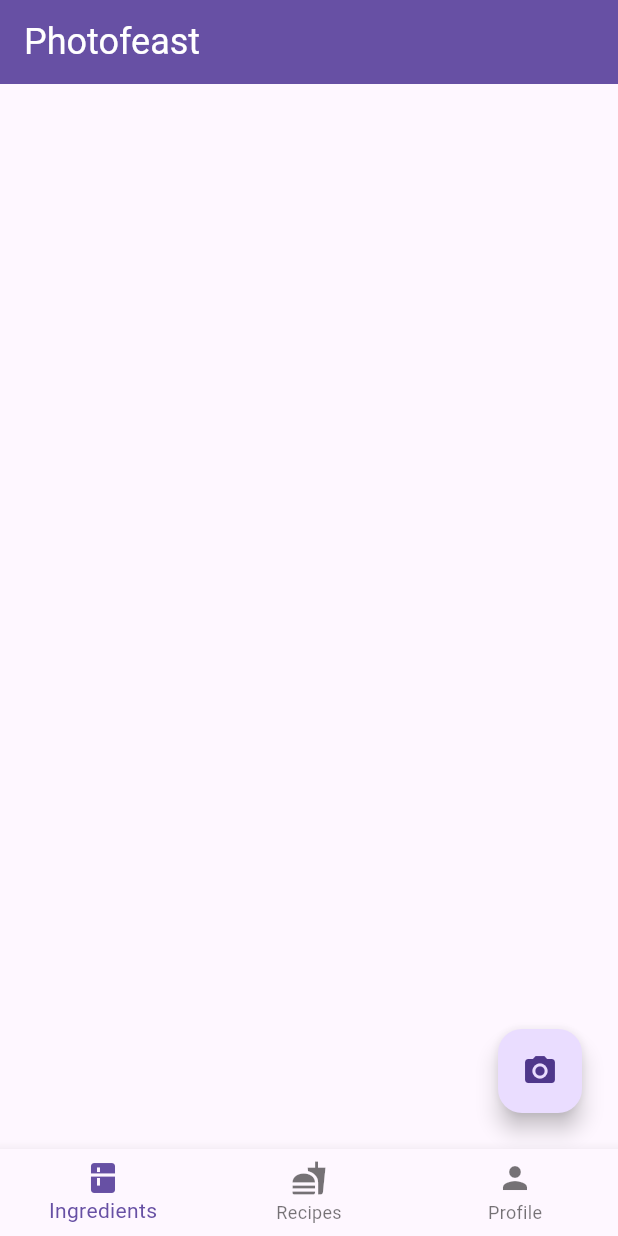
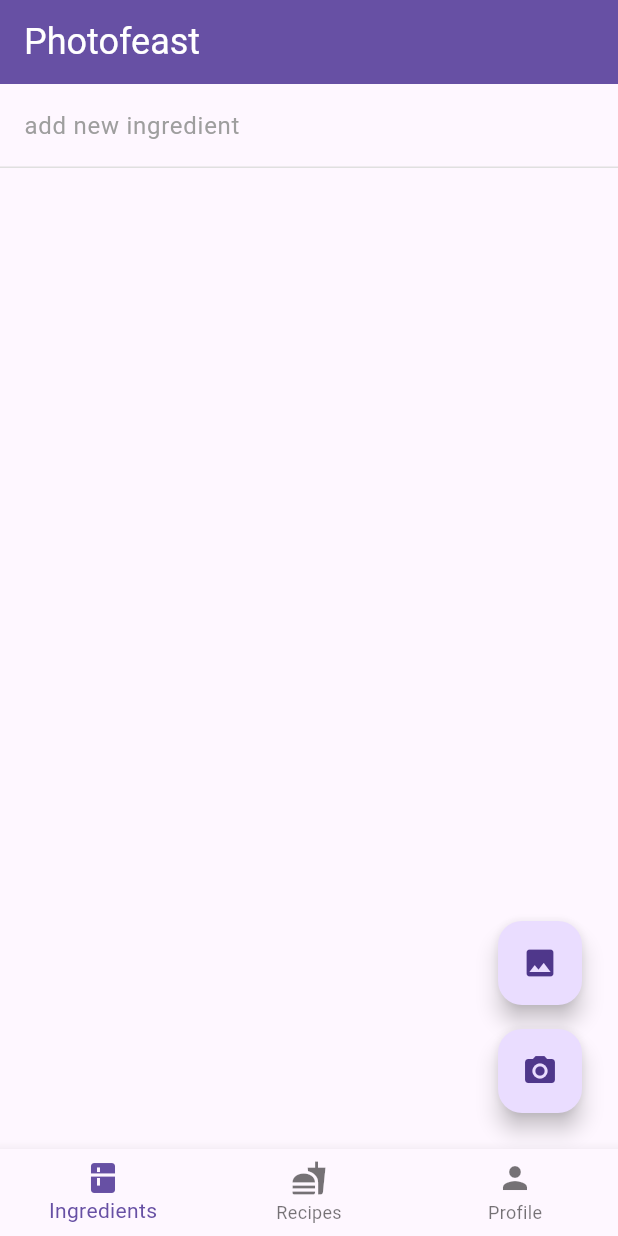
Before and after one commit to Shri333/photofeast, a Flutter app: the IngredientsScreen screen opened by its route, after a tap on the "photo camera" icon, on a phone screen of 412 x 824 dp. Run offline on Flutter 3.47's test engine with Material 3 defaults, Android fonts, the phone set to English and light mode, and no system bars; our stand-ins replace cloud_firestore, firebase_auth, firebase_core, flutter_riverpod, flutter_slidable, go_router and 3 more; accounts and stored records are empty; generated files the repository leaves out were written again.

Commit message:
added gallery and manual add support

```diff
--- a/lib/screens/home.dart
+++ b/lib/screens/home.dart
@@ -18,12 +18,14 @@ enum HomeRoute {
 
   String get path => '/${name.toLowerCase()}';
 
-  static HomeRoute? route(String path) => switch (path) {
-        '/ingredients' => HomeRoute.ingredients,
-        '/recipes' => HomeRoute.recipes,
-        '/profile' => HomeRoute.profile,
-        _ => null,
-      };
+  static HomeRoute? route(String path) {
+    return switch (path) {
+      '/ingredients' => HomeRoute.ingredients,
+      '/recipes' => HomeRoute.recipes,
+      '/profile' => HomeRoute.profile,
+      _ => null,
+    };
+  }
 }
 
 class HomeScreen extends StatefulWidget {
@@ -107,7 +109,7 @@ class _HomeScreenState extends State<HomeScreen> {
             selectedIconTheme: _themeData.iconTheme.copyWith(
               color: _themeData.primaryColor,
             ),
-            selectedLabelTextStyle: _themeData.textTheme.bodyLarge?.copyWith(
+            selectedLabelTextStyle: _themeData.textTheme.bodySmall?.copyWith(
               color: _themeData.primaryColor,
             ),
             selectedIndex: _index,
@@ -127,9 +129,8 @@ class _HomeScreenState extends State<HomeScreen> {
   Widget build(BuildContext context) {
     _window = Window.fromContext(context);
     _themeData = Theme.of(context);
-    if (_window == Window.compact) {
-      return _buildWithBottomBar();
-    }
-    return _buildWithNavRail();
+    return _window == Window.compact
+        ? _buildWithBottomBar()
+        : _buildWithNavRail();
   }
 }
--- a/lib/screens/ingredients.dart
+++ b/lib/screens/ingredients.dart
@@ -1,6 +1,7 @@
 import 'dart:io';
 
 import 'package:cloud_firestore/cloud_firestore.dart';
+import 'package:flutter/foundation.dart';
 import 'package:flutter/material.dart';
 import 'package:flutter/services.dart';
 import 'package:flutter_riverpod/flutter_riverpod.dart';
@@ -25,14 +26,18 @@ class IngredientsScreen extends ConsumerStatefulWidget {
 class _IngredientsScreenState extends ConsumerState<IngredientsScreen> {
   final _imageService = ImageService();
   final _generativeAIService = GenerativeAIService();
+  final _ingredientController = TextEditingController();
 
-  bool _loading = false;
+  final Map<ImageSource, bool> _loading = {
+    ImageSource.camera: false,
+    ImageSource.gallery: false
+  };
 
   @override
   void initState() {
     super.initState();
-    if (Platform.isAndroid) {
-      _loading = true;
+    if (!kIsWeb && Platform.isAndroid) {
+      _loading[ImageSource.camera] = _loading[ImageSource.gallery] = true;
       _getLostData();
     }
   }
@@ -43,7 +48,7 @@ class _IngredientsScreenState extends ConsumerState<IngredientsScreen> {
       await _generateIngredients(image);
     }
     setState(() {
-      _loading = false;
+      _loading[ImageSource.camera] = _loading[ImageSource.gallery] = false;
     });
   }
 
@@ -63,7 +68,18 @@ class _IngredientsScreenState extends ConsumerState<IngredientsScreen> {
     }
   }
 
-  Future<void> _deleteIngredient(List<String> ingredients, int index) async {
+  void _addIngredient(List<String> ingredients, String ingredient) {
+    if (ingredient.isEmpty) {
+      return;
+    }
+    if (ingredients.contains(ingredient)) {
+      showErrorAlert(context, '$ingredient already exists');
+      return;
+    }
+    _setIngredients(ingredients + [ingredient]);
+  }
+
+  void _deleteIngredient(List<String> ingredients, int index) {
     ingredients.removeAt(index);
     _setIngredients(ingredients);
   }
@@ -90,7 +106,7 @@ class _IngredientsScreenState extends ConsumerState<IngredientsScreen> {
         return;
       }
       setState(() {
-        _loading = true;
+        _loading[source] = true;
       });
       await _generateIngredients(image);
     } on PlatformException {
@@ -103,7 +119,7 @@ class _IngredientsScreenState extends ConsumerState<IngredientsScreen> {
       }
     } finally {
       setState(() {
-        _loading = false;
+        _loading[source] = false;
       });
     }
   }
@@ -116,10 +132,8 @@ class _IngredientsScreenState extends ConsumerState<IngredientsScreen> {
     _pickImage(ImageSource.gallery);
   }
 
-  ListView _buildListView(List<String> ingredients) {
-    return ListView.builder(
-      itemCount: ingredients.length,
-      itemBuilder: (context, index) => Slidable(
+  Slidable _buildIngredient(List<String> ingredients, int index) {
+    return Slidable(
       key: UniqueKey(),
       startActionPane: ActionPane(
         motion: const ScrollMotion(),
@@ -146,19 +160,84 @@ class _IngredientsScreenState extends ConsumerState<IngredientsScreen> {
           const Divider(height: 0),
         ],
       ),
+    );
+  }
+
+  TextField _buildIngredientTextField(List<String> ingredients) {
+    return TextField(
+      controller: _ingredientController,
+      decoration: InputDecoration(
+        contentPadding: const EdgeInsets.all(16.0),
+        hintText: 'add new ingredient',
+        hintStyle: TextStyle(
+          fontWeight: FontWeight.w400,
+          color: Colors.grey[500],
         ),
+        enabledBorder: UnderlineInputBorder(
+          borderSide: BorderSide(
+            color: Colors.grey[300]!,
+          ),
+        ),
+      ),
+      onSubmitted: (value) {
+        final ingredient = value.trim().toLowerCase();
+        _addIngredient(ingredients, ingredient);
+        _ingredientController.clear();
+      },
+    );
+  }
+
+  ListView _buildIngredients(List<String> ingredients) {
+    return ListView.builder(
+      itemCount: ingredients.length + 1,
+      itemBuilder: (context, index) => index == ingredients.length
+          ? _buildIngredientTextField(ingredients)
+          : _buildIngredient(ingredients, index),
+    );
+  }
+
+  Column _buildCameraButtons() {
+    final themeData = Theme.of(context);
+    return Column(
+      children: [
+        FloatingActionButton(
+          heroTag: UniqueKey(),
+          onPressed: _loading[ImageSource.gallery]! ? null : _pickFromGallery,
+          backgroundColor: _loading[ImageSource.gallery]!
+              ? Colors.grey[300]
+              : themeData.floatingActionButtonTheme.backgroundColor,
+          child: _loading[ImageSource.gallery]!
+              ? const Spinner(size: 20.0)
+              : const Icon(Icons.photo),
+        ),
+        if (!kIsWeb)
+          const SizedBox(
+            height: 16.0,
+          ),
+        if (!kIsWeb)
+          FloatingActionButton(
+            heroTag: UniqueKey(),
+            onPressed: _loading[ImageSource.camera]! ? null : _pickFromCamera,
+            backgroundColor: _loading[ImageSource.camera]!
+                ? Colors.grey[300]
+                : themeData.floatingActionButtonTheme.backgroundColor,
+            child: _loading[ImageSource.camera]!
+                ? const Spinner(size: 20.0)
+                : const Icon(Icons.photo_camera),
+          ),
+      ],
     );
   }
 
   @override
   Widget build(BuildContext context) {
     final ingredients = ref.watch(ingredientsProvider);
-    final themeData = Theme.of(context);
     return Stack(
       fit: StackFit.expand,
       children: [
         (switch (ingredients) {
-          AsyncData(:final value) when value != null => _buildListView(value),
+          AsyncData(:final value) when value != null =>
+            _buildIngredients(value),
           AsyncLoading() => const Center(child: Spinner()),
           _ =>
             const Center(child: Text('There was an error fetching ingredients'))
@@ -166,15 +245,7 @@ class _IngredientsScreenState extends ConsumerState<IngredientsScreen> {
         Positioned(
           bottom: 24.0,
           right: 24.0,
-          child: FloatingActionButton(
-            onPressed: _loading ? null : _pickFromCamera,
-            backgroundColor: _loading
-                ? Colors.grey[300]
-                : themeData.floatingActionButtonTheme.backgroundColor,
-            child: _loading
-                ? const Spinner(size: 20.0)
-                : const Icon(Icons.photo_camera),
-          ),
+          child: _buildCameraButtons(),
         )
       ],
     );
--- a/lib/screens/login.dart
+++ b/lib/screens/login.dart
@@ -178,6 +178,11 @@ class _LoginScreenState extends State<LoginScreen> {
                       ),
                     ),
                     validator: _passwordValidator,
+                    onFieldSubmitted: (value) {
+                      if (!_loading) {
+                        _login();
+                      }
+                    },
                   ),
                   const SizedBox(height: 4.0),
                   Row(
--- a/lib/screens/signup.dart
+++ b/lib/screens/signup.dart
@@ -186,6 +186,11 @@ class _SignupScreenState extends State<SignupScreen> {
                       ),
                     ),
                     validator: _confirmPasswordValidator,
+                    onFieldSubmitted: (value) {
+                      if (!_loading) {
+                        _signup();
+                      }
+                    },
                   ),
                   const SizedBox(height: 24.0),
                   SizedBox(
```
Lines whose indentation alone changed are shown as unchanged.
